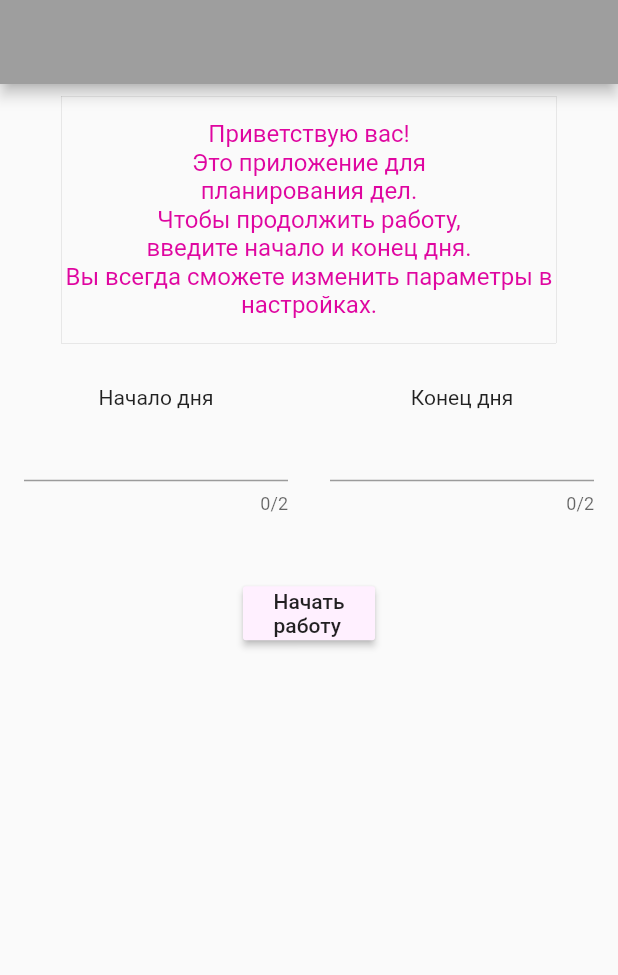
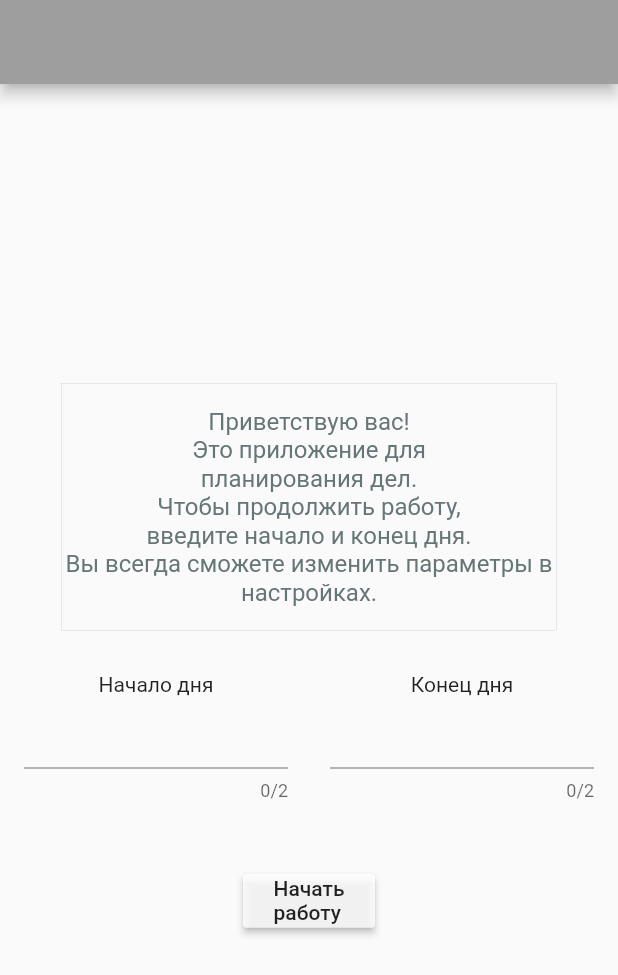
Before and after one commit to vkhmara/CasePlanner, a Flutter app: the screen it shows after launch, on a phone screen of 412 x 824 dp. Shown: the top 975 px of the screen. Run offline on Flutter 3.47's test engine with Material 2 defaults, Android fonts, the phone set to English and light mode, and no system bars; our stand-ins replace shared_preferences, sqflite; accounts and stored records are empty.

Commit message:
Final update

```diff
--- a/lib/Pages/MainPage.dart
+++ b/lib/Pages/MainPage.dart
@@ -124,7 +124,6 @@ class _MainPageState extends State<MainPage> {
       DeviceOrientation.portraitUp,
       DeviceOrientation.portraitDown,
     ]);
-    DatabaseManager.updateDB(AllDeals.allDeals);
     super.dispose();
   }
 }
--- a/lib/Pages/StartWorkPage.dart
+++ b/lib/Pages/StartWorkPage.dart
@@ -47,11 +47,12 @@ class _StartWorkPageState extends State<StartWorkPage> {
       appBar: AppBar(
         backgroundColor: Colors.grey,
       ),
-      body: Padding(
+      body: Container(
+        alignment: Alignment.bottomLeft,
         padding: EdgeInsets.all(8.0),
-        child: ListView.builder(
-          itemCount: 1,
-          itemBuilder: (context, pos) => Column(
+        child: Column(
+          crossAxisAlignment: CrossAxisAlignment.center,
+          mainAxisAlignment: MainAxisAlignment.center,
           children: [
             Container(
               decoration: BoxDecoration(
@@ -70,7 +71,7 @@ class _StartWorkPageState extends State<StartWorkPage> {
                       textAlign: TextAlign.center,
                       style: TextStyle(
                           fontSize: 16.0,
-                      color: Color(0xFFDF06A0)
+                          color: Color(0xFF667676)
                       )),
                 ),
               ),
@@ -179,7 +180,7 @@ class _StartWorkPageState extends State<StartWorkPage> {
             ),
             RaisedButton(
                 child: Text('Начать\nработу'),
-                  color: Color(0xFFFFF0FF),
+                color: Color(0xCFFFFFFF),
                 onPressed: () async {
                   try {
                     SharedPreferences prefs = await SharedPreferences
@@ -207,7 +208,6 @@ class _StartWorkPageState extends State<StartWorkPage> {
           ],
         ),
       ),
-      ),
     );
   }
 }
--- a/lib/WorkWithData/DatabaseManager.dart
+++ b/lib/WorkWithData/DatabaseManager.dart
@@ -17,7 +17,7 @@ class DatabaseManager {
     String dir = await getDatabasesPath();
     String path = dir + '/Database.db';
     _db = await openDatabase(path, version: 1,
-        onOpen: (db) {},
+        onOpen: (db) async {},
         onCreate: (Database db, int version) async {
           await db.execute("""CREATE TABLE IF NOT EXISTS Deals (
           id INT AUTO_INCREMENT PRIMARY KEY,
@@ -56,9 +56,8 @@ class DatabaseManager {
   static Future<void> updateDB(List<Deal> list) async {
     await _db.execute("DELETE FROM Deals");
     for (Deal deal in list) {
-      addDeal(deal);
+      await addDeal(deal);
     }
-    log('database updated in full');
   }
 
   static Future<List<Deal>> downloadAll() async {
--- a/lib/WorkWithData/Deal.dart
+++ b/lib/WorkWithData/Deal.dart
@@ -11,6 +11,12 @@ class Deal {
   bool done;
 
   Deal({this.deal, this.start, this.end, this.done});
+
+  Deal.fromDeal(Deal deal):
+      this.deal = deal.deal,
+      this.start = deal.start,
+      this.end = deal.end,
+      this.done = deal.done;
 
   Map<String, dynamic> toJson() =>
       {
--- a/lib/main.dart
+++ b/lib/main.dart
@@ -5,7 +5,6 @@ import 'package:case_planner/WorkWithData/AllDeals.dart';
 import 'package:case_planner/WorkWithData/ClockFace.dart';
 import 'package:case_planner/WorkWithData/DatabaseManager.dart';
 import 'package:flutter/material.dart';
-
 import 'Pages/MainPage.dart';
 import 'WorkWithData/TODOList.dart';
 
```
Also changed, not shown: lib/HelperComponents/DealContainer.dart (+14 -7 lines), lib/WorkWithData/AllDeals.dart (+3 -11 lines), lib/WorkWithData/TODOList.dart (+3 -5 lines). Lines whose indentation alone changed are shown as unchanged.
